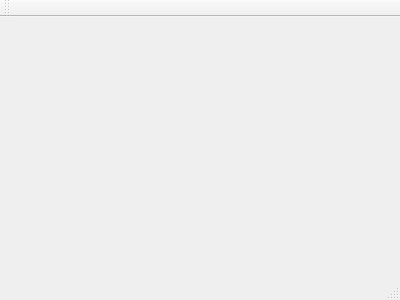
Old version of the form mainwindow.ui in the repository vicr123/theshell.
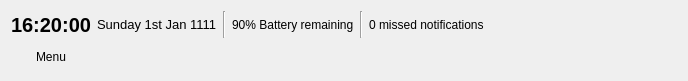
New version of the form. Custom widgets are drawn as their Qt base class.

```diff
--- a/mainwindow.ui
+++ b/mainwindow.ui
@@ -1,24 +1,156 @@
 <ui version="4.0">
  <class>MainWindow</class>
- <widget class="QMainWindow" name="MainWindow" >
-  <property name="geometry" >
+ <widget class="QMainWindow" name="MainWindow">
+  <property name="geometry">
    <rect>
     <x>0</x>
     <y>0</y>
-    <width>400</width>
-    <height>300</height>
+    <width>688</width>
+    <height>81</height>
    </rect>
   </property>
-  <property name="windowTitle" >
-   <string>MainWindow</string>
+  <property name="sizePolicy">
+   <sizepolicy hsizetype="Preferred" vsizetype="Minimum">
+    <horstretch>0</horstretch>
+    <verstretch>0</verstretch>
+   </sizepolicy>
   </property>
-  <widget class="QMenuBar" name="menuBar" />
-  <widget class="QToolBar" name="mainToolBar" />
-  <widget class="QWidget" name="centralWidget" />
-  <widget class="QStatusBar" name="statusBar" />
+  <property name="windowTitle">
+   <string>theShellTopPanel</string>
+  </property>
+  <widget class="QWidget" name="centralWidget">
+   <layout class="QVBoxLayout" name="verticalLayout">
+    <item>
+     <layout class="QHBoxLayout" name="horizontalLayout">
+      <item>
+       <widget class="ClickableLabel" name="time">
+        <property name="font">
+         <font>
+          <pointsize>15</pointsize>
+          <weight>75</weight>
+          <bold>true</bold>
+         </font>
+        </property>
+        <property name="text">
+         <string>16:20:00</string>
+        </property>
+       </widget>
+      </item>
+      <item>
+       <widget class="ClickableLabel" name="date">
+        <property name="font">
+         <font>
+          <pointsize>10</pointsize>
+         </font>
+        </property>
+        <property name="text">
+         <string>Sunday 1st Jan 1111</string>
+        </property>
+       </widget>
+      </item>
+      <item>
+       <widget class="Line" name="line">
+        <property name="orientation">
+         <enum>Qt::Vertical</enum>
+        </property>
+       </widget>
+      </item>
+      <item>
+       <widget class="ClickableLabel" name="batteryLabel">
+        <property name="text">
+         <string>90% Battery remaining</string>
+        </property>
+       </widget>
+      </item>
+      <item>
+       <widget class="Line" name="line_2">
+        <property name="orientation">
+         <enum>Qt::Vertical</enum>
+        </property>
+       </widget>
+      </item>
+      <item>
+       <widget class="ClickableLabel" name="notifications">
+        <property name="text">
+         <string>0 missed notifications</string>
+        </property>
+       </widget>
+      </item>
+      <item>
+       <spacer name="horizontalSpacer">
+        <property name="orientation">
+         <enum>Qt::Horizontal</enum>
+        </property>
+        <property name="sizeHint" stdset="0">
+         <size>
+          <width>40</width>
+          <height>20</height>
+         </size>
+        </property>
+       </spacer>
+      </item>
+     </layout>
+    </item>
+    <item>
+     <layout class="QHBoxLayout" name="horizontalLayout_4">
+      <property name="spacing">
+       <number>0</number>
+      </property>
+      <item>
+       <widget class="QPushButton" name="pushButton">
+        <property name="sizePolicy">
+         <sizepolicy hsizetype="Fixed" vsizetype="Fixed">
+          <horstretch>0</horstretch>
+          <verstretch>0</verstretch>
+         </sizepolicy>
+        </property>
+        <property name="text">
+         <string>Menu</string>
+        </property>
+        <property name="flat">
+         <bool>true</bool>
+        </property>
+       </widget>
+      </item>
+      <item>
+       <layout class="QVBoxLayout" name="verticalLayout_2">
+        <item>
+         <layout class="QGridLayout" name="horizontalLayout_2"/>
+        </item>
+       </layout>
+      </item>
+      <item>
+       <spacer name="horizontalSpacer_2">
+        <property name="orientation">
+         <enum>Qt::Horizontal</enum>
+        </property>
+        <property name="sizeType">
+         <enum>QSizePolicy::MinimumExpanding</enum>
+        </property>
+        <property name="sizeHint" stdset="0">
+         <size>
+          <width>40</width>
+          <height>20</height>
+         </size>
+        </property>
+       </spacer>
+      </item>
+     </layout>
+    </item>
+   </layout>
+  </widget>
  </widget>
- <layoutDefault spacing="6" margin="11" />
- <pixmapfunction></pixmapfunction>
+ <layoutdefault spacing="6" margin="11"/>
+ <customwidgets>
+  <customwidget>
+   <class>ClickableLabel</class>
+   <extends>QLabel</extends>
+   <header>clickablelabel.h</header>
+   <slots>
+    <signal>clicked()</signal>
+   </slots>
+  </customwidget>
+ </customwidgets>
  <resources/>
  <connections/>
 </ui>
```
Left out of the diff: 1 changed line with no effect on the pictures.
